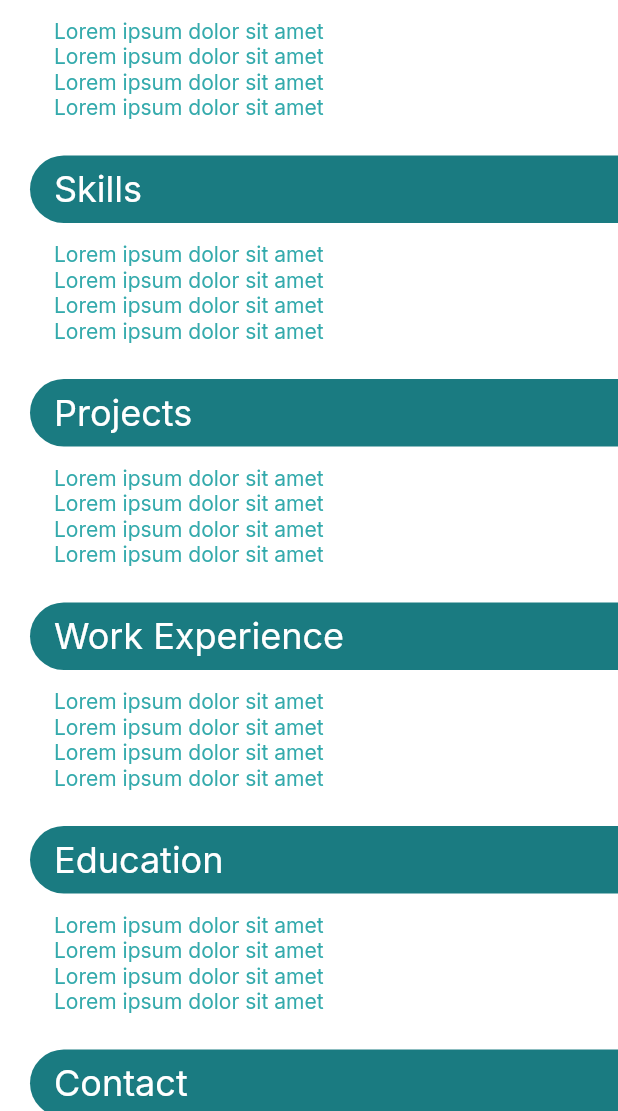
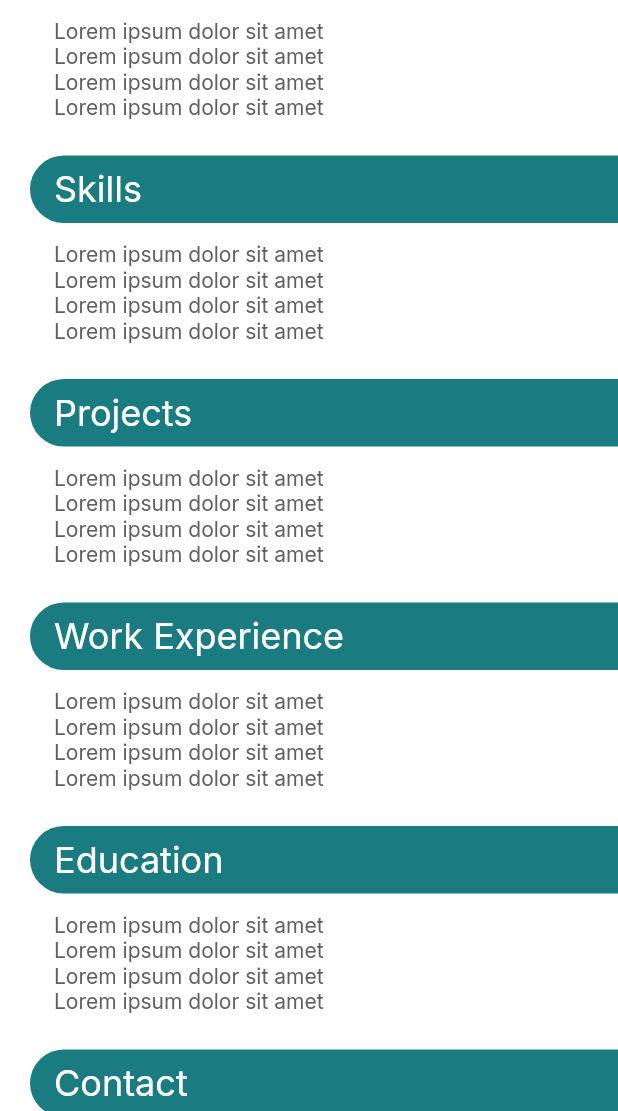
Before and after one commit to husainazkas/portfolio, a Flutter app: the screen it shows after launch, on a phone screen of 412 x 824 dp, the part 125-1236 px from its top. Run offline on Flutter 3.47's test engine with Material 2 defaults, Android fonts, the phone set to English and light mode, and no system bars; our stand-ins replace cached_network_image, go_router, google_fonts.

Commit message:
correction color scheme

```diff
--- a/lib/presentation/resources/colors.dart
+++ b/lib/presentation/resources/colors.dart
@@ -2,8 +2,9 @@ import 'package:flutter/material.dart';
 
 class ColorPalette {
   static const Color backgroundColor = Color(0xFFFFFFFF);
-  static const Color onBackgroundColor = Color(0xFF34AAAC);
+  static const Color onBackgroundColor = Color(0xFF606060);
   static const Color darkBackgroundColor = Color(0xFF062f31);
+  static const Color onDarkBackgroundColor = Color(0xFFFFFFFF);
 
   static const Color primaryColor = Color(0xFF34AAAC);
   static const Color onPrimaryColor = Color(0xFFFFFFFF);
--- a/lib/presentation/resources/theme.dart
+++ b/lib/presentation/resources/theme.dart
@@ -44,7 +44,7 @@ class AppTheme {
         secondary: ColorPalette.darkSecondaryColor,
         onSecondary: ColorPalette.onSecondaryColor,
         background: ColorPalette.darkBackgroundColor,
-        onBackground: ColorPalette.onBackgroundColor,
+        onBackground: ColorPalette.onDarkBackgroundColor,
         surface: ColorPalette.surfaceColor,
         onSurface: ColorPalette.onSurfaceColor,
       ),
```
